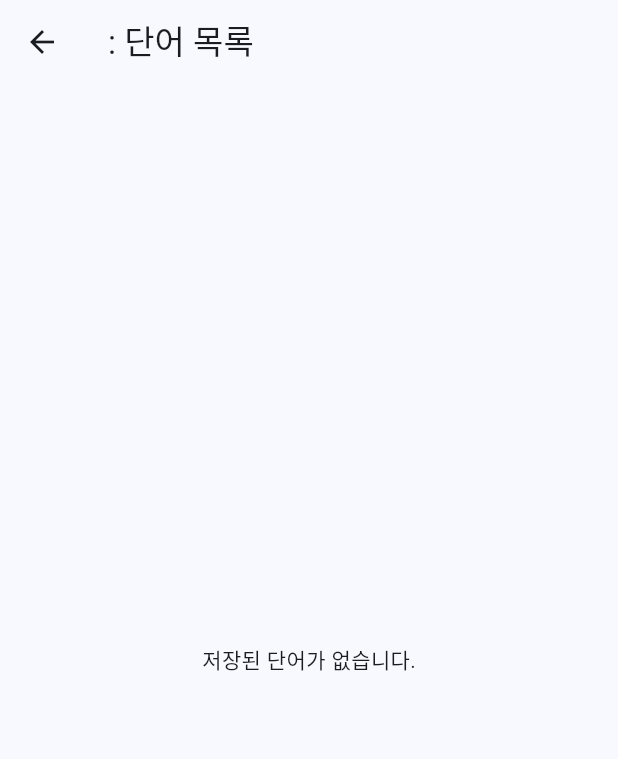
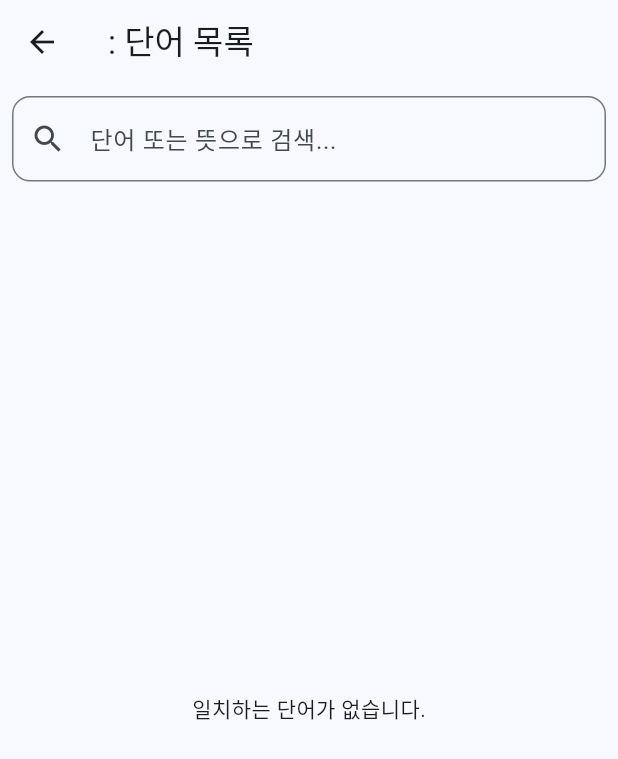
Before and after one commit to Siho02/MyVocaApp_with_flutter, a Flutter app: the WordListScreen screen opened directly with empty values, on a phone screen of 412 x 824 dp. Shown: the top 759 px of the screen. Run offline on Flutter 3.47's test engine with Material 3 defaults, Android fonts, the phone set to English and light mode, and no system bars.

```diff
--- a/lib/word_list_screen.dart
+++ b/lib/word_list_screen.dart
@@ -1,5 +1,3 @@
-// lib/word_list_screen.dart
-
 import 'package:flutter/material.dart';
 import 'package:voca_app/data_manager.dart';
 import 'package:voca_app/models/word.dart';
@@ -14,20 +12,56 @@ class WordListScreen extends StatefulWidget {
 }
 
 class _WordListScreenState extends State<WordListScreen> {
-  // DataManager를 통해 단어 목록을 비동기적으로 불러옴
-  late Future<List<Word>> _wordsFuture;
   final DataManager dataManager = DataManager();
+  final TextEditingController _searchController = TextEditingController();
+
+  // 1. 상태 변수 추가
+  List<Word> _allWords = [];
+  List<Word> _filteredWords = [];
+  bool _isLoading = true;
 
   @override
   void initState() {
     super.initState();
-    _wordsFuture = dataManager.getWordsForDeck(widget.deckName);
+    _searchController.addListener(_filterWords);
+    _loadWords();
   }
-  void _refreshWords() {
+
+  // 최초에 한 번만 파일에서 모든 단어를 불러오는 함수
+  Future<void> _loadWords() async {
+    final words = await dataManager.getWordsForDeck(widget.deckName);
     setState(() {
-      _wordsFuture = dataManager.getWordsForDeck(widget.deckName);
+      _allWords = words;
+      _filteredWords = words; // 처음에는 모든 단어를 보여줌
+      _isLoading = false;
     });
   }
+
+  // 검색 텍스트에 따라 _filteredWords 리스트를 갱신하는 함수
+  void _filterWords() {
+    final query = _searchController.text.toLowerCase();
+    setState(() {
+      _filteredWords = _allWords.where((word) {
+        final wordLower = word.word.toLowerCase();
+        final meaningLower = word.meaning.join(' ').toLowerCase();
+        return wordLower.contains(query) || meaningLower.contains(query);
+      }).toList();
+    });
+  }
+
+  // 화면이 사라질 때 컨트롤러 정리
+  @override
+  void dispose() {
+    _searchController.dispose();
+    super.dispose();
+  }
+
+  // 화면 새로고침 함수 (이제 _loadWords를 직접 호출)
+  void _refreshWords() {
+    setState(() { _isLoading = true; });
+    _loadWords();
+  }
+
   void _showOptionsSheet(Word word) {
     showModalBottomSheet(
       context: context,
@@ -37,9 +71,8 @@ class _WordListScreenState extends State<WordListScreen> {
             ListTile(
               leading: const Icon(Icons.edit),
               title: const Text('수정하기'),
-              onTap: () async{
+              onTap: () async {
                 Navigator.pop(context);
-
                 final result = await Navigator.push(
                   context,
                   MaterialPageRoute(
@@ -49,19 +82,17 @@ class _WordListScreenState extends State<WordListScreen> {
                     ),
                   ),
                 );
-
-                if (result == true){
+                if (result == true) {
                   _refreshWords();
                 }
               },
-
             ),
             ListTile(
               leading: const Icon(Icons.delete),
               title: const Text('삭제하기'),
               onTap: () {
-                Navigator.pop(context); // 바텀 시트 먼저 닫기
-                _confirmDelete(word);   // 삭제 확인 팝업 띄우기
+                Navigator.pop(context);
+                _confirmDelete(word);
               },
             ),
           ],
@@ -83,11 +114,11 @@ class _WordListScreenState extends State<WordListScreen> {
               onPressed: () => Navigator.of(context).pop(),
             ),
             TextButton(
-              child: const Text('삭제'),
+              child: const Text('삭제', style: TextStyle(color: Colors.red)),
               onPressed: () async {
                 await dataManager.deleteWordFromDeck(widget.deckName, word);
-                Navigator.of(context).pop(); // 확인 팝업 닫기
-                _refreshWords(); // 화면 새로고침
+                Navigator.of(context).pop();
+                _refreshWords();
               },
             ),
           ],
@@ -96,39 +127,50 @@ class _WordListScreenState extends State<WordListScreen> {
     );
   }
 
-
   @override
   Widget build(BuildContext context) {
     return Scaffold(
       appBar: AppBar(
         title: Text('${widget.deckName}: 단어 목록'),
       ),
-      // FutureBuilder: 비동기 데이터 로딩 상태를 손쉽게 처리해주는 위젯
-      body: FutureBuilder<List<Word>>(
-        future: _wordsFuture, // 이 Future의 상태를 감시
-        builder: (context, snapshot) {
-          if (snapshot.connectionState == ConnectionState.waiting) {
-            return const Center(child: CircularProgressIndicator());
-          }
-          if (snapshot.hasError) {
-            return Center(child: Text('에러가 발생했습니다: ${snapshot.error}'));
-          }
-          if (!snapshot.hasData || snapshot.data!.isEmpty) {
-            return const Center(child: Text('저장된 단어가 없습니다.'));
-          }
-          final words = snapshot.data!;
-          return ListView.builder(
-            itemCount: words.length,
+      // 2. body 구조 변경
+      body: _isLoading
+          ? const Center(child: CircularProgressIndicator())
+          : Padding(
+              padding: const EdgeInsets.all(8.0),
+              child: Column(
+                children: [
+                  // --- 검색창 UI 추가 ---
+                  TextField(
+                    controller: _searchController,
+                    decoration: InputDecoration(
+                      hintText: '단어 또는 뜻으로 검색...',
+                      prefixIcon: const Icon(Icons.search),
+                      border: OutlineInputBorder(
+                        borderRadius: BorderRadius.circular(12.0),
+                      ),
+                    ),
+                  ),
+                  const SizedBox(height: 8),
+
+                  // --- 단어 목록 부분 ---
+                  Expanded(
+                    child: _filteredWords.isEmpty
+                        ? const Center(child: Text('일치하는 단어가 없습니다.'))
+                        : ListView.builder(
+                            itemCount: _filteredWords.length,
                             itemBuilder: (context, index) {
-              final word = words[index];
+                              final word = _filteredWords[index];
                               return ListTile(
                                 title: Text(word.word),
                                 subtitle: Text(word.meaning.join(', ')),
                                 onTap: () => _showOptionsSheet(word),
                               );
                             },
-          );
-        },
+                          ),
+                  ),
+                ],
+              ),
             ),
     );
   }
```
Also changed, not shown: lib/data_manager.dart (+33 -0 lines), lib/home_screen.dart (+17 -7 lines), lib/stats_screen.dart (added, +100 -0 lines), lib/study_screen.dart (+9 -1 lines). Lines whose indentation alone changed are shown as unchanged.
